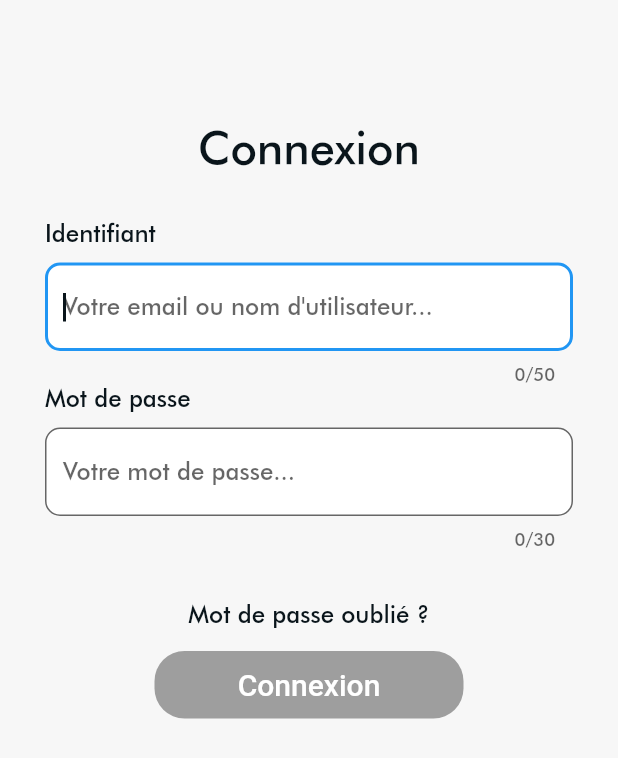
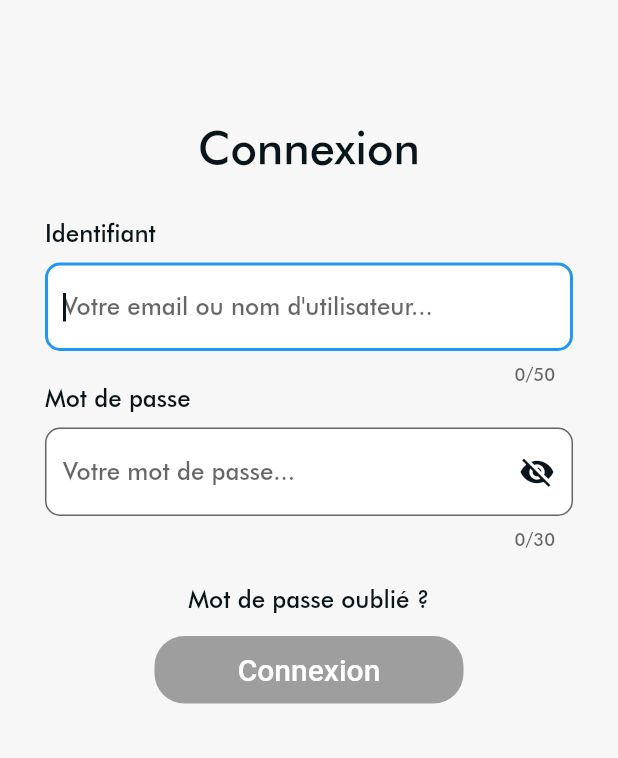
Before and after one commit to MaximeDubost/Strongr, a Flutter app: the screen it shows after launch, on a phone screen of 412 x 824 dp. Shown: the top 758 px of the screen. Run offline on Flutter 3.47's test engine with Material 2 defaults, Android fonts, the phone set to English and light mode, and no system bars; Roboto replaces fonts that are missing (Calibri).

Commit message:
Finalisation de la connexion (Messages d'échec de connexion : OK)

```diff
--- a/Frontend/lib/services/connection_service.dart
+++ /dev/null
@@ -1,54 +0,0 @@
-import 'dart:io';
-
-import 'package:flutter/material.dart';
-import 'package:http/http.dart';
-import 'package:http/http.dart' as http;
-import 'package:strongr/utils/global.dart' as global;
-
-class ConnectionService {
-
-  /// [POST] /user/add
-  ///
-  /// Description
-  static Future<dynamic> postSignIn({String email, String username, String password, String firstName, String lastName, String birthDate, String signDate}) async {
-    Response response = await http.post(
-      Uri.encodeFull(
-        global.SERVER_URL + '/user/add',
-      ),
-      body: {
-        '' : '',
-      }
-    );
-    if(response.statusCode == 200)
-    {
-      return '';
-    }
-    else throw HttpException('');
-  }
-
-  /// [POST] /login
-  ///
-  /// Demande la connexion de l'utilisateur [connectId] avec le mot de passe [password].
-  static Future<int> postLogIn({@required String connectId, @required String password}) async {
-    try {
-      Response response = await http.post(
-        Uri.encodeFull(
-          global.SERVER_URL + '/login',
-        ),
-        body: {
-          'connectId' : connectId,
-          'password' : password,
-        }
-      );
-      if(response.statusCode == 200)
-        global.token = response.headers['authorization'];
-      return response.statusCode;
-    }
-    catch (e)
-    {
-      return 503;
-    }
-
-  }
-
-}
--- a/Frontend/lib/views/connection/log_in_view.dart
+++ b/Frontend/lib/views/connection/log_in_view.dart
@@ -1,5 +1,5 @@
 import 'package:flutter/material.dart';
-import 'package:strongr/services/connection_service.dart';
+import 'package:strongr/services/user_service.dart';
 import 'package:strongr/utils/routing_constants.dart';
 import 'package:strongr/utils/screen_size.dart';
 import 'package:strongr/utils/global.dart' as global;
@@ -14,23 +14,25 @@ class LogInView extends StatefulWidget {
 
 class _LogInViewState extends State<LogInView> {
   GlobalKey<FormState> _key;
-  bool _validate, _isButtonEnabled, _buttonPressSuccess, _isLoading;
+  bool _validate,
+      _isButtonEnabled,
+      _buttonPressSuccess,
+      _isLoading,
+      passwordVisibility;
   TextEditingController _emailController, _passwordController;
-  String email, password;
-  Future<int> futureLogIn;
+  String email, password, warning;
 
   @override
   void initState() {
     _key = GlobalKey();
-    _validate = _isButtonEnabled = _buttonPressSuccess = _isLoading = false;
+    _validate = _isButtonEnabled =
+        _buttonPressSuccess = _isLoading = passwordVisibility = false;
     _emailController = TextEditingController(text: "");
     _passwordController = TextEditingController(text: "");
     _isButtonEnabled = _emailController.text.trim() != "" &&
             _passwordController.text.trim() != ""
         ? true
         : false;
-    futureLogIn = ConnectionService.postLogIn(
-        connectId: "maxime.dubost.75@gmail.com", password: "Aaaaaa1@");
     super.initState();
   }
 
@@ -56,7 +58,7 @@ class _LogInViewState extends State<LogInView> {
         r'^(([^<>()[\]\\.,;:\s@\"]+(\.[^<>()[\]\\.,;:\s@\"]+)*)|(\".+\"))@((\[[0-9]{1,3}\.[0-9]{1,3}\.[0-9]{1,3}\.[0-9]{1,3}\])|(([a-zA-Z\-0-9]+\.)+[a-zA-Z]{2,}))$';
     RegExp regExp = new RegExp(pattern);
     if (value.length == 0 || !regExp.hasMatch(value))
-      return "L'adresse e-mail est invalide";
+      return "L'identifiant est invalide";
     else
       return null;
   }
@@ -67,7 +69,7 @@ class _LogInViewState extends State<LogInView> {
           r'^(?=.*[a-z])(?=.*[A-Z])(?=.*\d)(?=.*[@$!%*?&])[A-Za-z\d@$!%*?&]{8,}$';
       RegExp regExp = new RegExp(pattern);
       if (value.length == 0 || !regExp.hasMatch(value))
-        return "Le mot de passe est incorrect";
+        return "Le mot de passe est invalide";
       else
         return null;
     } else {
@@ -90,18 +92,30 @@ class _LogInViewState extends State<LogInView> {
         _isLoading = true;
       });
 
-      dynamic result = await ConnectionService.postLogIn(
-          connectId: email, password: password);
+      dynamic result = await UserService.postLogIn(
+          connectId: email.toLowerCase(), password: password);
       if (result == 200) {
         print(global.token);
         setState(() {
+          _validate = false;
+          warning = null;
           _isLoading = false;
           password = _passwordController.text = "";
           _isButtonEnabled = false;
+          passwordVisibility = false;
         });
         Navigator.pushNamed(context, HOMEPAGE_ROUTE);
       } else if (result == 401 || result == 404) {
+        setState(() {
+          warning = "Identifiant ou mot de passe incorrect.";
+        });
       } else // 503
+      {
+        setState(() {
+          warning =
+              "Service indisponible. Veuillez réessayer ultérieurement.";
+        });
+      }
       setState(() {
         _isLoading = false;
       });
@@ -117,7 +131,10 @@ class _LogInViewState extends State<LogInView> {
       resizeToAvoidBottomPadding: false,
       body: Stack(
         children: <Widget>[
-          Container(
+          GestureDetector(
+            onTap: () => FocusScope.of(context).unfocus(),
+            child: Container(
+              color: Colors.transparent,
               padding: EdgeInsets.all(30),
               child: Container(
                 padding: EdgeInsets.only(top: 50),
@@ -143,8 +160,12 @@ class _LogInViewState extends State<LogInView> {
                         controller: _emailController,
                         validator: validateEmail,
                         autofocus: true,
-                      onSaved: (String value) => setState(() => email = value),
-                      onChanged: (String value) => isEmpty(),
+                        onSaved: (String value) =>
+                            setState(() => email = value.toLowerCase()),
+                        onChanged: (String value) {
+                          setState(() => warning = null);
+                          isEmpty();
+                        },
                         maxLength: 50,
                         hint: "Votre email ou nom d'utilisateur...",
                         textInputType: TextInputType.emailAddress,
@@ -160,25 +181,32 @@ class _LogInViewState extends State<LogInView> {
                       StrongrRoundedTextFormField(
                         controller: _passwordController,
                         validator: validatePassword,
-                      obscureText: true,
+                        obscureText: !passwordVisibility,
                         onSaved: (String value) =>
                             setState(() => password = value),
-                      onChanged: (String value) => isEmpty(),
+                        onChanged: (String value) {
+                          setState(() => warning = null);
+                          isEmpty();
+                        },
                         hint: "Votre mot de passe...",
                         textInputType: TextInputType.visiblePassword,
+                        suffixIcon: Icons.visibility_off,
+                        suffixIconAlt: Icons.visibility,
+                        onPressedSuffixIcon: () => setState(() => passwordVisibility = !passwordVisibility),
                       ),
-                    SizedBox(height: 20),
-                    // TODO : Afficher le message d'erreur correspondant au code HTTP.
+                      SizedBox(height: 10),
                       Visibility(
-                      visible: false,
+                        visible: _isLoading == false && warning != null,
                         child: StrongrText(
-                        "ERROR",
+                          warning,
                           size: 16,
                           color: Colors.red,
                         ),
                       ),
                       FlatButton(
-                      onPressed: () {},
+                        onPressed: () {
+                          FocusScope.of(context).unfocus();
+                        },
                         child: StrongrText(
                           "Mot de passe oublié ?",
                           size: 16,
@@ -188,11 +216,13 @@ class _LogInViewState extends State<LogInView> {
                         "Connexion",
                         onPressed: _isButtonEnabled
                             ? () async {
+                                FocusScope.of(context).unfocus();
                                 sendToServer();
                               }
                             : null,
                       ),
                     ],
+                  ),
                 ),
               ),
             ),
--- a/Frontend/lib/widgets/strongr_rounded_textformfield.dart
+++ b/Frontend/lib/widgets/strongr_rounded_textformfield.dart
@@ -12,6 +12,10 @@ class StrongrRoundedTextFormField extends StatefulWidget {
   final Function onChanged;
   final bool obscureText;
   final int maxLength;
+  final IconData suffixIcon;
+  final IconData suffixIconAlt;
+  final Color suffixIconColor;
+  final Function onPressedSuffixIcon;
 
   StrongrRoundedTextFormField({
     this.hint,
@@ -24,6 +28,10 @@ class StrongrRoundedTextFormField extends StatefulWidget {
     this.onChanged,
     this.obscureText = false,
     this.maxLength = 30,
+    this.suffixIcon,
+    this.suffixIconAlt,
+    this.suffixIconColor,
+    this.onPressedSuffixIcon,
   });
 
   @override
@@ -47,6 +55,12 @@ class _StrongrRoundedTextFormFieldState
       cursorColor: StrongrColors.black,
       keyboardType: widget.textInputType,
       decoration: InputDecoration(
+        suffixIcon: widget.suffixIcon != null ? IconButton(
+          icon: Icon(widget.obscureText ? widget.suffixIcon : (widget.suffixIconAlt == null ? widget.suffixIcon : widget.suffixIconAlt), color: widget.suffixIconColor == null ? StrongrColors.black : widget.suffixIconColor,),
+          onPressed: widget.onPressedSuffixIcon,
+          splashColor: Colors.transparent,
+          highlightColor: Colors.transparent,
+        ) : null,
         hintText: widget.hint,
         border: OutlineInputBorder(
           borderRadius: BorderRadius.circular(10),
```
Also changed, not shown: Frontend/lib/services/user_service.dart (added, +182 -0 lines), Frontend/lib/views/connection/waiting_for_connection.dart (deleted, +0 -31 lines). Lines whose indentation alone changed are shown as unchanged.
